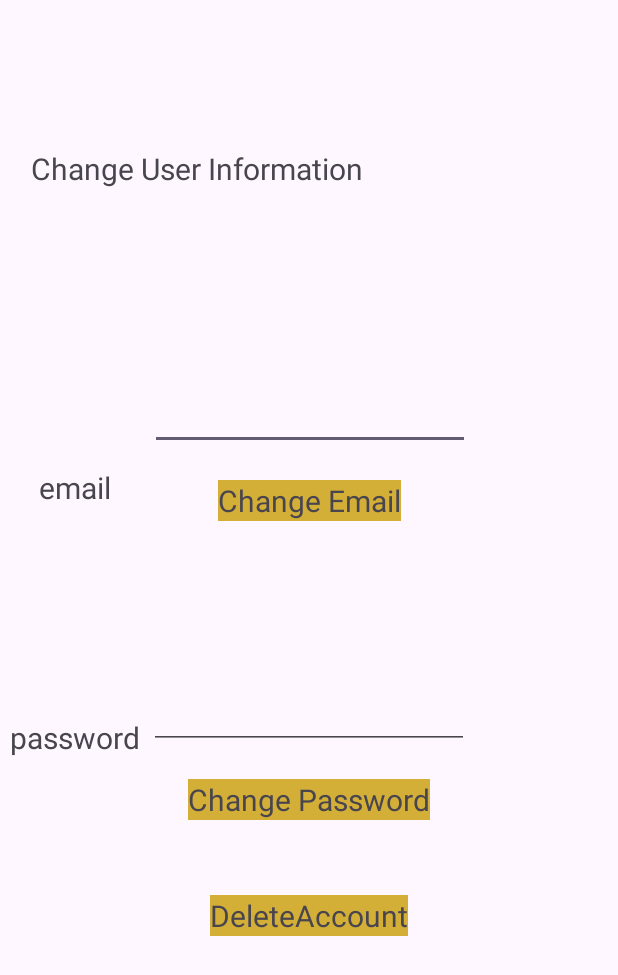
After one commit to mnguyen402/SpotifyWrapper-sdk, an Android app: the Account screen opened directly, with no data from a screen before it, on a phone screen of 412 x 824 dp. The commit adds this screen. Shown: the top 975 px of the screen. Run offline under Robolectric (Android 15) with nearby library versions, the phone set to English and light mode, and no system bars; our stand-ins replace Firebase (no records; nobody signed in at launch, a user with empty details on screens opened directly).

Commit message:
clean up

```diff
--- a/app/src/main/AndroidManifest.xml
+++ b/app/src/main/AndroidManifest.xml
@@ -14,6 +14,9 @@
         android:supportsRtl="true"
         android:theme="@style/Theme.Spotifysdk"
         tools:targetApi="31">
+        <activity
+            android:name=".Account"
+            android:exported="false" />
         <activity
             android:name=".SummaryActivity"
             android:exported="false" />
--- /dev/null
+++ b/app/src/main/java/com/example/spotify_sdk/Account.java
@@ -0,0 +1,76 @@
+package com.example.spotify_sdk;
+
+import androidx.appcompat.app.AppCompatActivity;
+
+import android.content.Intent;
+import android.os.Bundle;
+import android.util.Log;
+import android.view.View;
+import android.widget.EditText;
+import android.widget.TextView;
+import android.widget.Toast;
+
+import com.google.android.gms.tasks.OnCompleteListener;
+import com.google.android.gms.tasks.Task;
+import com.google.firebase.auth.FirebaseAuth;
+import com.google.firebase.auth.FirebaseUser;
+
+public class Account extends AppCompatActivity {
+    FirebaseUser user;
+    TextView deleteAButton, changeEmailButton, changePasswordButton;
+    EditText changeEmailText, changePasswordText;
+    @Override
+    protected void onCreate(Bundle savedInstanceState) {
+        super.onCreate(savedInstanceState);
+        setContentView(R.layout.activity_account);
+        user = FirebaseAuth.getInstance().getCurrentUser();
+        deleteAButton = findViewById(R.id.DeleteAccountButton);
+        changeEmailButton = findViewById(R.id.ChangeEmailButton);
+        changePasswordButton = findViewById(R.id.changePasswordButton);
+        changeEmailText = findViewById(R.id.editEmail);
+        changePasswordText = findViewById(R.id.editPassword);
+        deleteAButton.setOnClickListener(new View.OnClickListener() {
+            public void onClick(View view) {
+                user.delete()
+                        .addOnCompleteListener(new OnCompleteListener<Void>() {
+                            @Override
+                            public void onComplete(Task<Void> task) {
+                                if (task.isSuccessful()) {
+                                    Toast.makeText(getApplicationContext(), "Delete Successful.", Toast.LENGTH_SHORT).show();
+                                    Intent intent = new Intent(getApplicationContext(), Login.class);
+                                    startActivity(intent);
+                                    finish();
+                                }
+                            }
+                        });
+            }
+        });
+        changeEmailButton.setOnClickListener(new View.OnClickListener() {
+            public void onClick(View view) {
+                user.updateEmail(changeEmailText.getText().toString())
+                        .addOnCompleteListener(new OnCompleteListener<Void>() {
+                            @Override
+                            public void onComplete( Task<Void> task) {
+                                if (task.isSuccessful()) {
+                                    Toast.makeText(getApplicationContext(), "User email address updated.", Toast.LENGTH_SHORT).show();
+                                }
+                            }
+                        });
+            }
+        });
+        changePasswordButton.setOnClickListener(new View.OnClickListener() {
+            public void onClick(View view) {
+                user.updatePassword(changePasswordText.getText().toString())
+                        .addOnCompleteListener(new OnCompleteListener<Void>() {
+                            @Override
+                            public void onComplete(Task<Void> task) {
+                                if (task.isSuccessful()) {
+                                    Toast.makeText(getApplicationContext(), "User password address updated.", Toast.LENGTH_SHORT).show();
+                                }
+                            }
+                        });
+            }
+        });
+
+    }
+}
--- a/app/src/main/java/com/example/spotify_sdk/Login.java
+++ b/app/src/main/java/com/example/spotify_sdk/Login.java
@@ -55,6 +55,7 @@ public class Login extends AppCompatActivity {
         usernameEditText = findViewById(R.id.Login_Username);
         passwordEditText = findViewById(R.id.Login_Password);
         loginButton = findViewById(R.id.Login);
+
         textView = findViewById(R.id.RegisterNow);
         loadingProgressBar = findViewById(R.id.progressBar);
         mAuth = FirebaseAuth.getInstance();
--- /dev/null
+++ b/app/src/main/res/layout/activity_account.xml
@@ -0,0 +1,107 @@
+<?xml version="1.0" encoding="utf-8"?>
+<androidx.constraintlayout.widget.ConstraintLayout xmlns:android="http://schemas.android.com/apk/res/android"
+    xmlns:app="http://schemas.android.com/apk/res-auto"
+    xmlns:tools="http://schemas.android.com/tools"
+    android:id="@+id/text"
+    android:layout_width="match_parent"
+    android:layout_height="match_parent"
+    tools:context=".Account">
+
+    <EditText
+        android:id="@+id/editEmail"
+        android:layout_width="wrap_content"
+        android:layout_height="wrap_content"
+        android:layout_marginTop="100dp"
+        android:ems="10"
+        android:inputType="text"
+        app:layout_constraintBottom_toTopOf="@+id/editPassword"
+        app:layout_constraintEnd_toEndOf="parent"
+        app:layout_constraintHorizontal_bias="0.502"
+        app:layout_constraintStart_toStartOf="parent"
+        app:layout_constraintTop_toTopOf="parent" />
+
+    <EditText
+        android:id="@+id/editPassword"
+        android:layout_width="wrap_content"
+        android:layout_height="wrap_content"
+        android:layout_marginBottom="170dp"
+        android:ems="10"
+        android:inputType="text"
+        app:layout_constraintBottom_toBottomOf="parent"
+        app:layout_constraintEnd_toEndOf="parent"
+        app:layout_constraintStart_toStartOf="parent"
+        app:layout_constraintTop_toBottomOf="@+id/editEmail" />
+
+    <TextView
+        android:id="@+id/changeUserInformation"
+        android:layout_width="wrap_content"
+        android:layout_height="wrap_content"
+        android:layout_marginEnd="150dp"
+        android:layout_marginBottom="600dp"
+        android:text="Change User Information"
+        android:textSize="20sp"
+        app:layout_constraintBottom_toBottomOf="parent"
+        app:layout_constraintEnd_toEndOf="parent"
+        app:layout_constraintStart_toStartOf="parent"
+        app:layout_constraintTop_toTopOf="parent" />
+
+    <TextView
+        android:id="@+id/changeEmail"
+        android:layout_width="wrap_content"
+        android:layout_height="wrap_content"
+        android:layout_marginBottom="300dp"
+        android:text="email"
+        android:textSize="20sp"
+        app:layout_constraintBottom_toBottomOf="parent"
+        app:layout_constraintEnd_toStartOf="@+id/editEmail"
+        app:layout_constraintStart_toStartOf="parent"
+        app:layout_constraintTop_toBottomOf="@+id/changeUserInformation" />
+
+    <TextView
+        android:id="@+id/ChangeEmailButton"
+        android:layout_width="wrap_content"
+        android:layout_height="wrap_content"
+        android:layout_marginTop="20dp"
+        android:background="@color/metallic_gold"
+        android:text="Change Email"
+        android:textSize="20sp"
+        app:layout_constraintEnd_toEndOf="parent"
+        app:layout_constraintStart_toStartOf="parent"
+        app:layout_constraintTop_toBottomOf="@+id/editEmail" />
+
+    <TextView
+        android:id="@+id/changePassword"
+        android:layout_width="wrap_content"
+        android:layout_height="wrap_content"
+        android:layout_marginBottom="180dp"
+        android:text="password"
+        android:textSize="20sp"
+        app:layout_constraintBottom_toBottomOf="parent"
+        app:layout_constraintEnd_toStartOf="@+id/editPassword"
+        app:layout_constraintStart_toStartOf="parent"
+        app:layout_constraintTop_toBottomOf="@+id/changeEmail" />
+
+    <TextView
+        android:id="@+id/changePasswordButton"
+        android:layout_width="wrap_content"
+        android:layout_height="wrap_content"
+        android:layout_marginTop="20dp"
+        android:background="@color/metallic_gold"
+        android:text="Change Password"
+        android:textSize="20sp"
+        app:layout_constraintEnd_toEndOf="parent"
+        app:layout_constraintStart_toStartOf="parent"
+        app:layout_constraintTop_toBottomOf="@+id/editPassword" />
+
+    <TextView
+        android:id="@+id/DeleteAccountButton"
+        android:layout_width="wrap_content"
+        android:layout_height="wrap_content"
+        android:layout_marginTop="50dp"
+        android:background="@color/metallic_gold"
+        android:text="DeleteAccount"
+        android:textSize="20sp"
+        app:layout_constraintEnd_toEndOf="parent"
+        app:layout_constraintStart_toStartOf="parent"
+        app:layout_constraintTop_toBottomOf="@+id/changePasswordButton" />
+</androidx.constraintlayout.widget.ConstraintLayout>
--- a/app/src/main/res/layout/activity_main.xml
+++ b/app/src/main/res/layout/activity_main.xml
@@ -13,14 +13,6 @@
         android:layout_width="wrap_content"
         android:layout_height="wrap_content"
         android:text="Hello World!" />
-
-    <TextView
-        android:id="@+id/SpotifyLogin"
-        android:layout_width="wrap_content"
-        android:layout_height="wrap_content"
-        android:background="@color/sea_green"
-        android:text="Log in to Spotify"
-        android:textSize="20sp" />
 
     <TextView
         android:id="@+id/SummaryButton"
```
